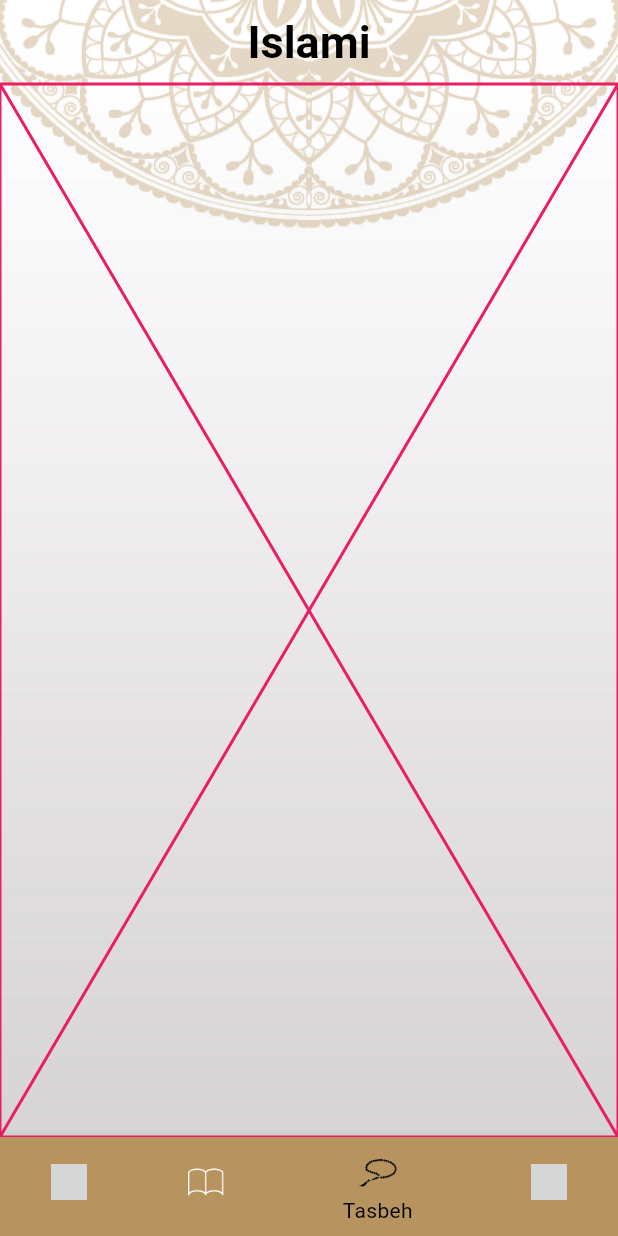
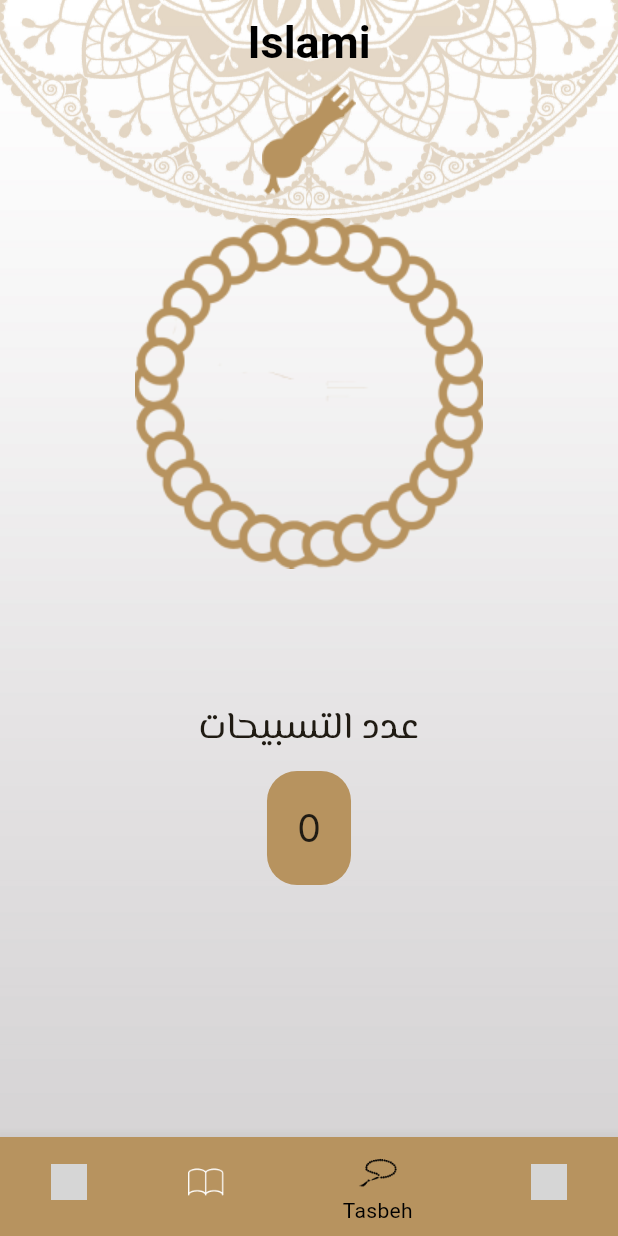
Before and after one commit to mohamednabiltraining/Islami-c10, a Flutter app: the screen it shows after launch, item 3 of the bottom bar chosen, on a phone screen of 412 x 824 dp. Run offline on Flutter 3.47's test engine with Material 3 defaults, Android fonts, the light colour scheme and no system bars; our stand-ins replace google_fonts, vibration; grey boxes are pictures that could not be loaded.

Commit message:
feat: TasbehTab

```diff
--- a/lib/ui/homeScreen/tasbeh/TasbehTab.dart
+++ b/lib/ui/homeScreen/tasbeh/TasbehTab.dart
@@ -1,12 +1,110 @@
 import 'package:flutter/material.dart';
+import 'package:google_fonts/google_fonts.dart';
+import 'package:vibration/vibration.dart';
 
-class TasbehTab extends StatelessWidget {
-  const TasbehTab({super.key});
+class TasbehTab extends StatefulWidget {
+
+  TasbehTab({super.key});
+
+
+  @override
+  State<TasbehTab> createState() => _TasbehTabState();
+}
+
+
+class _TasbehTabState extends State<TasbehTab> {
+
+  int numberOfTasbeh = 0;
+  String TextOfTasbeh = '';
+  bool tasbehVisiable = false;
+  int counter = 0;
+  int index = 0;
+
+  List<String> listOfAzkar = ['سبحان الله', 'الحمد لله', 'الله اكبر'];
 
   @override
   Widget build(BuildContext context) {
-    return const Placeholder(
-      color: Colors.pink,
+    if (index > listOfAzkar.length - 1) {
+      index = 0;
+    }
+    return SingleChildScrollView(
+      child: Column(
+        children: [
+          GestureDetector(
+            onTap: () {
+              setState(() {
+                startSebha();
+              });
+            },
+            child: Stack(
+              alignment: Alignment.topCenter,
+              children: [
+                AspectRatio(
+                  aspectRatio: 1,
+                  child: RotatedBox(
+                    quarterTurns: numberOfTasbeh,
+                    child: Image.asset('assets/images/bodyofseb7a.png'),
+                  ),
+                ),
+                ClipRRect(
+                  child: Image.asset('assets/images/headofseb7a.png',
+                      height: 90, width: 90),
+                ),
+              ],
+            ),
+          ),
+          Text(
+            'عدد التسبيحات',
+            style: TextStyle(
+                fontSize: 25, fontFamily: GoogleFonts.elMessiri().fontFamily),
+          ),
+          Container(
+            margin: EdgeInsets.symmetric(vertical: 10),
+            decoration: BoxDecoration(
+              color: Theme.of(context).colorScheme.primary,
+              borderRadius: BorderRadius.circular(20),
+            ),
+            padding: EdgeInsets.all(20),
+            child: Text(
+              '$counter',
+              style: TextStyle(
+                  fontSize: 25, fontFamily: GoogleFonts.inter().fontFamily),
+            ),
+          ),
+          Visibility(
+            visible: tasbehVisiable,
+            child: Container(
+              decoration: BoxDecoration(
+                color: Theme.of(context).colorScheme.primary,
+                borderRadius: BorderRadius.circular(50),
+              ),
+              padding: EdgeInsets.symmetric(horizontal: 25, vertical: 5),
+              child: Text(
+                listOfAzkar[index],
+                style: TextStyle(
+                    color: Colors.white,
+                    fontSize: 25,
+                    fontFamily: GoogleFonts.inter().fontFamily),
+              ),
+            ),
+          ),
+        ],
+      ),
     );
   }
+
+  void startSebha() {
+    Vibration.vibrate(duration: 100);
+
+    tasbehVisiable = true;
+
+    setState(() {
+      numberOfTasbeh++;
+      if (counter >= 33) {
+        counter = 0;
+        index++;
+      }
+      counter++;
+    });
+  }
 }
--- a/pubspec.yaml
+++ b/pubspec.yaml
@@ -35,6 +35,8 @@ dependencies:
   # The following adds the Cupertino Icons font to your application.
   # Use with the CupertinoIcons class for iOS style icons.
   cupertino_icons: ^1.0.2
+  google_fonts: ^6.1.0
+  vibration: ^1.3.0
 
 dev_dependencies:
   flutter_test:
```
Also changed, not shown: assets/images/bodyofseb7a.png (added), assets/images/headofseb7a.png (added), pubspec.lock, 7 other files.
